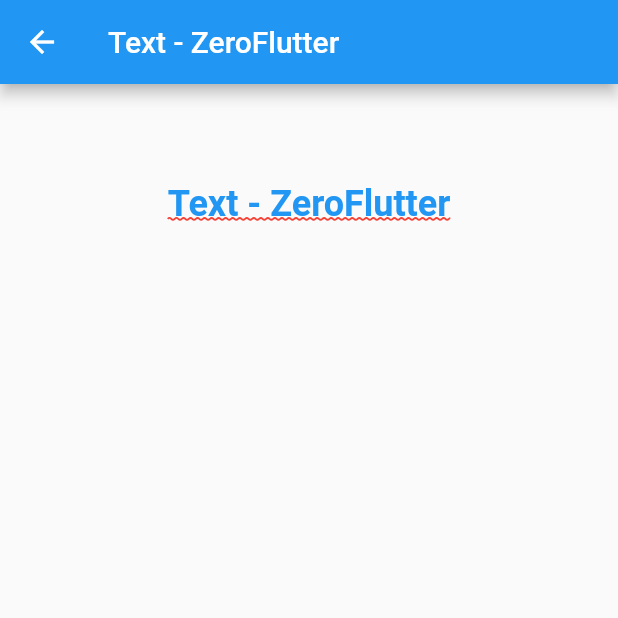
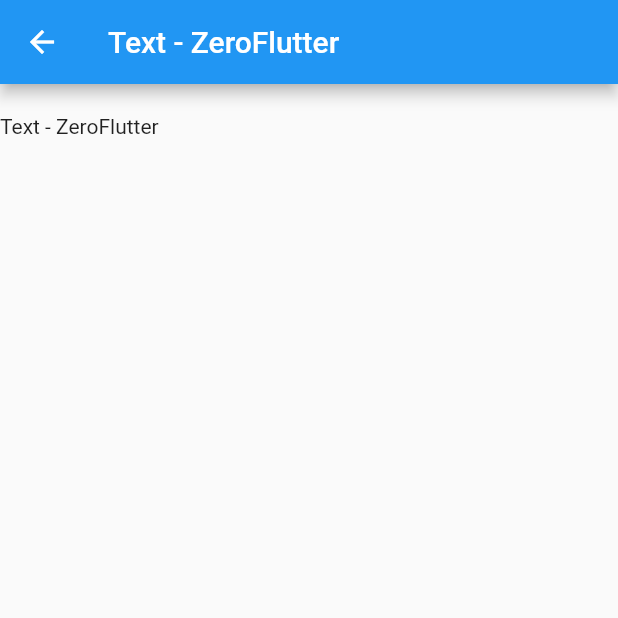
Before and after one commit to BytesZero/flutter_widgets, a Flutter app: the TextPage screen opened directly, on a phone screen of 412 x 824 dp, the top half of it. Run offline on Flutter 3.47's test engine with Material 2 defaults, Android fonts, the phone set to English and light mode, and no system bars.

```diff
--- a/lib/pages/text/text_page.dart
+++ b/lib/pages/text/text_page.dart
@@ -27,42 +27,72 @@ class _TextPageState extends State<TextPage> {
             //   child: Text("Text - ZeroFlutter"),
             // ),
             // 文字样式
+            // Container(
+            //   height: 120,
+            //   width: double.infinity,
+            //   alignment: Alignment.center,
+            //   child: Text(
+            //     "Text - ZeroFlutter",
+            //     style: TextStyle(
+            //       // 颜色蓝色
+            //       color: Colors.blue,
+            //       // 字号 24
+            //       fontSize: 24,
+            //       // 字重 粗
+            //       fontWeight: FontWeight.bold,
+            //       // 背景 橘色
+            //       // backgroundColor: Colors.orange,
+            //       // 高度
+            //       // height: 3,
+            //       // 每个文字之间的间距
+            //       // letterSpacing: 4,
+            //       // 每个单词之间的间距
+            //       // wordSpacing: 10,
+            //       // 文字样式
+            //       // fontStyle: FontStyle.normal,
+            //       // fontStyle: FontStyle.italic,
+            //       // 文字装饰
+            //       // decoration: TextDecoration.none,
+            //       decoration: TextDecoration.underline,
+            //       // decoration: TextDecoration.overline,
+            //       // decoration: TextDecoration.lineThrough,
+            //       // decorationStyle: TextDecorationStyle.solid,
+            //       // decorationStyle: TextDecorationStyle.double,
+            //       // decorationStyle: TextDecorationStyle.wavy,
+            //       // decorationStyle: TextDecorationStyle.dotted,
+            //       decorationStyle: TextDecorationStyle.wavy,
+            //       decorationColor: Colors.red,
+            //     ),
+            //   ),
+            // ),
+            // 设置字体文字
+            // Container(
+            //   height: 120,
+            //   width: double.infinity,
+            //   alignment: Alignment.center,
+            //   child: Text(
+            //     "Text - ZeroFlutter",
+            //     style: TextStyle(
+            //       // 颜色蓝色
+            //       color: Colors.blue,
+            //       // 字号 24
+            //       fontSize: 24,
+            //       // 设置字体
+            //       fontFamily: 'Caveat',
+            //       // 设置字重
+            //       fontWeight: FontWeight.w700,
+            //     ),
+            //   ),
+            // ),
+
+            // 设置对齐方式
             Container(
               height: 120,
               width: double.infinity,
-              alignment: Alignment.center,
               child: Text(
                 "Text - ZeroFlutter",
-                style: TextStyle(
-                  // 颜色蓝色
-                  color: Colors.blue,
-                  // 字号 24
-                  fontSize: 24,
-                  // 字重 粗
-                  fontWeight: FontWeight.bold,
-                  // 背景 橘色
-                  // backgroundColor: Colors.orange,
-                  // 高度
-                  // height: 3,
-                  // 每个文字之间的间距
-                  // letterSpacing: 4,
-                  // 每个单词之间的间距
-                  // wordSpacing: 10,
-                  // 文字样式
-                  // fontStyle: FontStyle.normal,
-                  // fontStyle: FontStyle.italic,
-                  // 文字装饰
-                  // decoration: TextDecoration.none,
-                  decoration: TextDecoration.underline,
-                  // decoration: TextDecoration.overline,
-                  // decoration: TextDecoration.lineThrough,
-                  // decorationStyle: TextDecorationStyle.solid,
-                  // decorationStyle: TextDecorationStyle.double,
-                  // decorationStyle: TextDecorationStyle.wavy,
-                  // decorationStyle: TextDecorationStyle.dotted,
-                  decorationStyle: TextDecorationStyle.wavy,
-                  decorationColor: Colors.red,
-                ),
+                textAlign: TextAlign.end,
+                textDirection: TextDirection.rtl,
               ),
             ),
           ],
```
Also changed, not shown: pubspec.yaml (+6 -11 lines), assets/fonts/Caveat-Bold.ttf (added), assets/fonts/Caveat-Regular.ttf (added).
